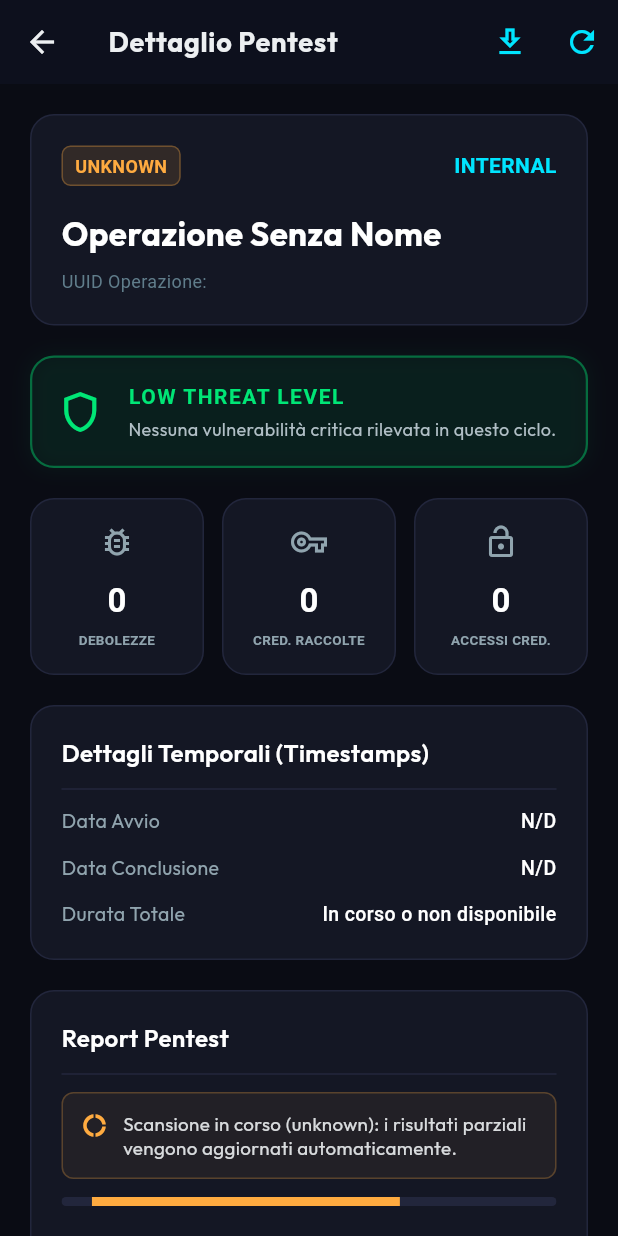
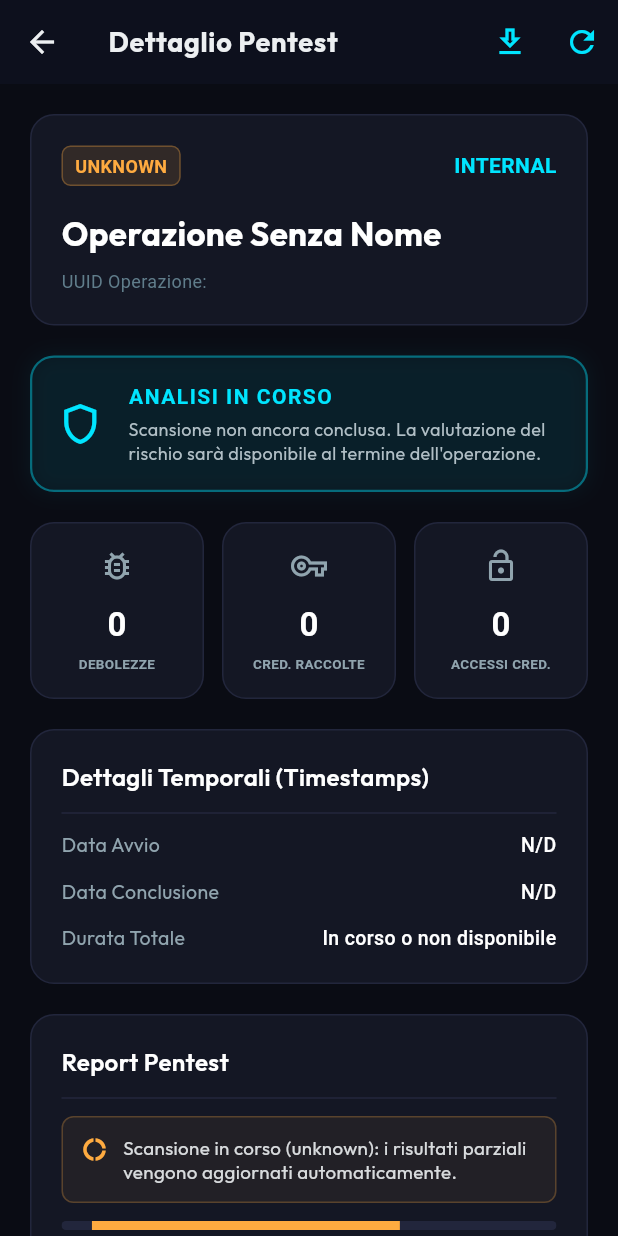
Before and after one commit to gitflavio123/horizon3ai, a Flutter app: the PentestDetailScreen screen opened directly with empty values, on a phone screen of 412 x 824 dp. Run offline on Flutter 3.47's test engine with Material 3 defaults, Android fonts, the phone set to English and light mode, and no system bars; our stand-ins replace flutter_secure_storage, google_fonts, pdf, printing; missing offline and left inert: file_saver; accounts and stored records are empty.

Commit message:
Fix: valutazione rischio mostrata solo a scansione completata (non durante il pending)

```diff
--- a/lib/screens/pentest_detail_screen.dart
+++ b/lib/screens/pentest_detail_screen.dart
@@ -386,11 +386,32 @@ class _PentestDetailScreenState extends State<PentestDetailScreen> {
 
     final statusColor = _getStatusColor(state);
 
-    // Risk assessment logic for styling
-    Color riskColor = const Color(0xFF00E676);
-    String riskLabel = 'LOW THREAT LEVEL';
-    String riskDesc = 'Nessuna vulnerabilità critica rilevata in questo ciclo.';
-    if (weaknesses > 20) {
+    // Risk assessment logic for styling.
+    // IMPORTANT: il verdetto sul rischio NON deve essere mostrato finché
+    // l'operazione non è effettivamente conclusa. Mentre il pentest è ancora
+    // in preparazione/esecuzione, un conteggio debolezze pari a 0 significa
+    // solo "non ancora finito", non "nessun rischio": mostrare in anticipo
+    // "LOW THREAT LEVEL / nessuna vulnerabilità" è fuorviante. Negli stati non
+    // terminali mostriamo quindi una valutazione neutra "analisi in corso",
+    // e il verdetto vero solo a scansione completata.
+    final normalizedState = _normalizeState(state.toString());
+    final isTerminal = _isTerminal(normalizedState);
+
+    Color riskColor;
+    String riskLabel;
+    String riskDesc;
+
+    if (!isTerminal) {
+      riskColor = const Color(0xFF00E5FF);
+      riskLabel = 'ANALISI IN CORSO';
+      riskDesc =
+          'Scansione non ancora conclusa. La valutazione del rischio sarà disponibile al termine dell\'operazione.';
+    } else if (normalizedState == 'FAILED') {
+      riskColor = const Color(0xFF90A4AE);
+      riskLabel = 'ESITO NON DISPONIBILE';
+      riskDesc =
+          'L\'operazione non è stata completata correttamente: nessuna valutazione del rischio disponibile.';
+    } else if (weaknesses > 20) {
       riskColor = const Color(0xFFFF5252);
       riskLabel = 'CRITICAL THREAT LEVEL';
       riskDesc = 'Rilevate vulnerabilità multiple ad alto rischio. Richiede intervento immediato.';
@@ -398,6 +419,10 @@ class _PentestDetailScreenState extends State<PentestDetailScreen> {
       riskColor = const Color(0xFFFFAB40);
       riskLabel = 'MEDIUM THREAT LEVEL';
       riskDesc = 'Rilevate debolezze di sicurezza medie. Si raccomanda pianificazione remediations.';
+    } else {
+      riskColor = const Color(0xFF00E676);
+      riskLabel = 'LOW THREAT LEVEL';
+      riskDesc = 'Nessuna vulnerabilità critica rilevata in questo ciclo.';
     }
 
     return SingleChildScrollView(
```
